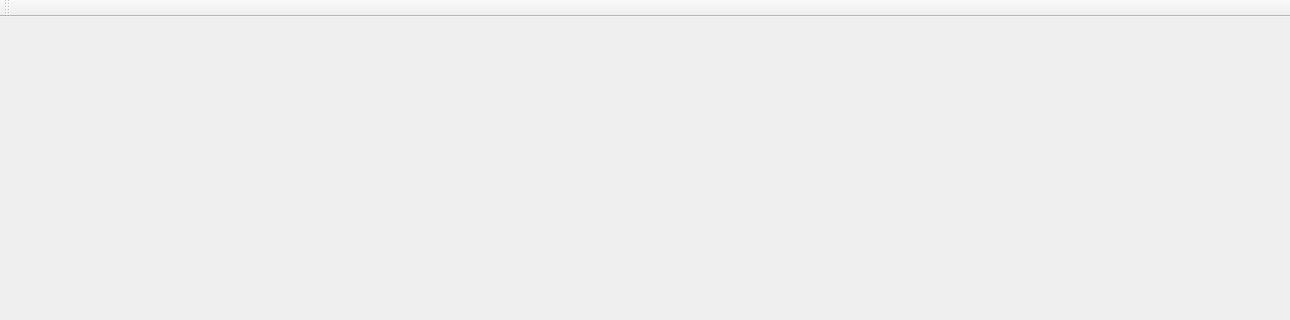
First picture: the form in mainwindow.ui, repository ikukishev/TimeLineWidget, before the edit; both pictures show x 0 to 1290 and y 0 to 320 of the 1290 by 778 pixel window.
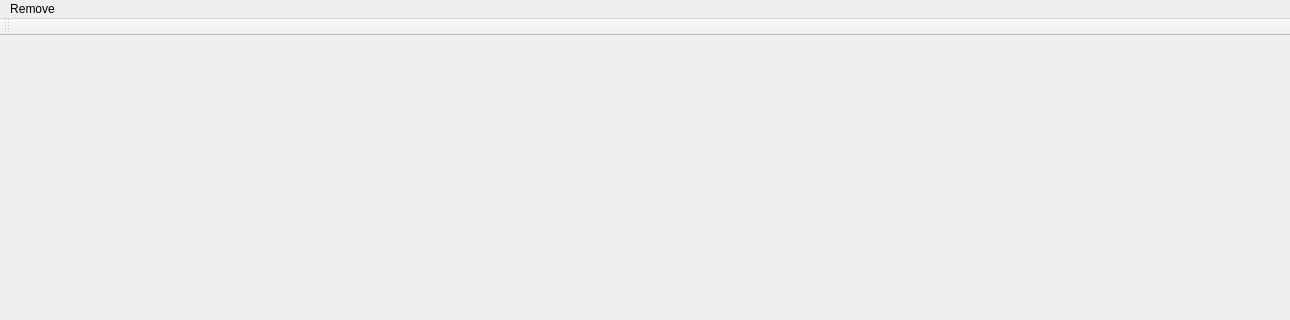
Second picture: the form after the edit.

The edit to the form file:
```diff
--- a/mainwindow.ui
+++ b/mainwindow.ui
@@ -29,6 +29,13 @@
      <height>22</height>
     </rect>
    </property>
+   <widget class="QMenu" name="menuRemove">
+    <property name="title">
+     <string>Remove</string>
+    </property>
+    <addaction name="actionRemove"/>
+   </widget>
+   <addaction name="menuRemove"/>
   </widget>
   <widget class="QToolBar" name="mainToolBar">
    <attribute name="toolBarArea">
```
Left out of the diff: 5 changed lines with no effect on the pictures.
